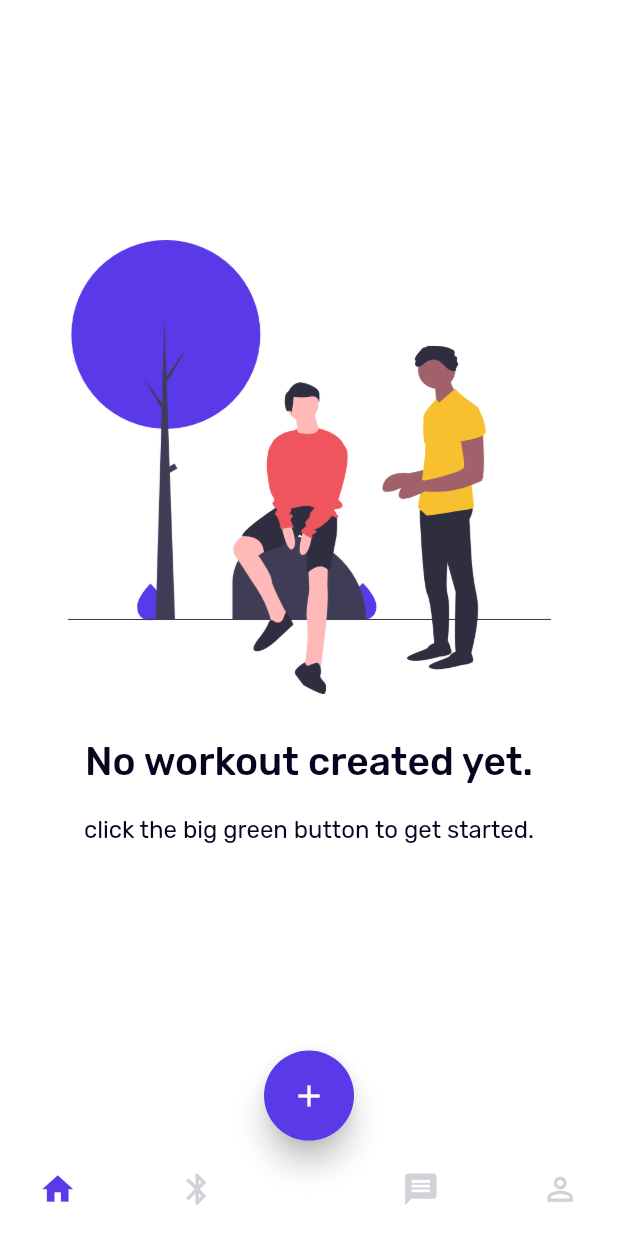
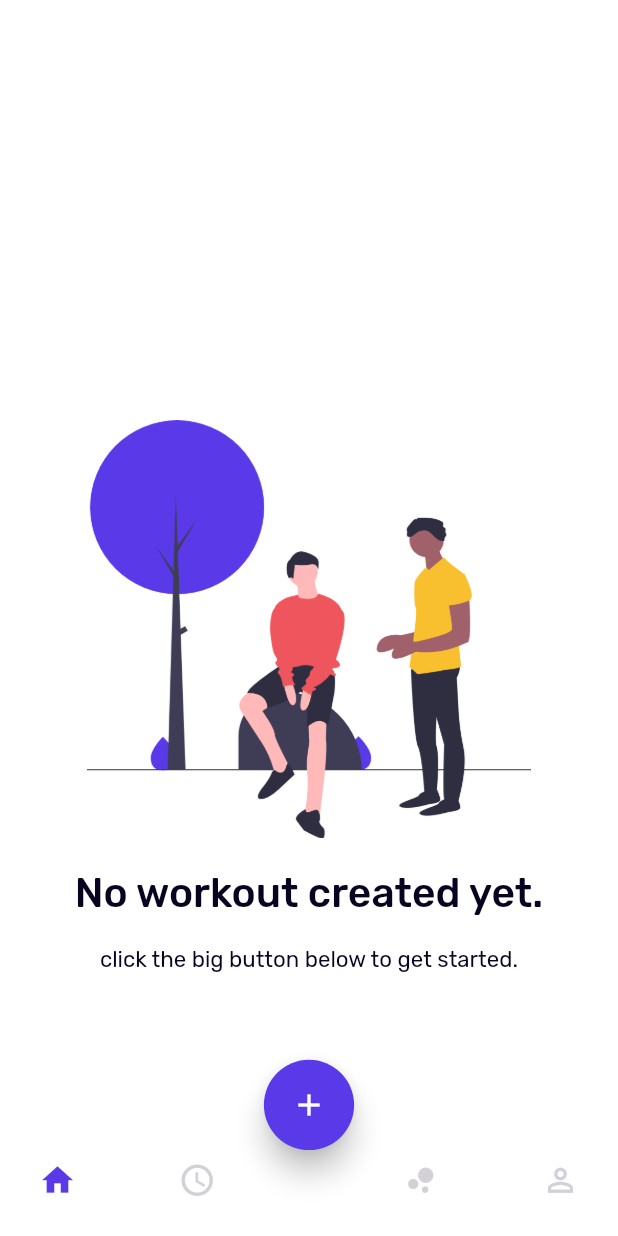
Before and after one commit to thomaskrabichler/fitmio, a Flutter app: the screen it shows after launch, on a phone screen of 412 x 824 dp. Run offline on Flutter 3.47's test engine with Material 2 defaults, Android fonts, the phone set to English and light mode, and no system bars; our stand-ins replace google_fonts.

Commit message:
responsive - update next time

```diff
--- a/lib/screens/home.dart
+++ b/lib/screens/home.dart
@@ -1,3 +1,4 @@
+import 'package:fitmio/configs/hex_color.dart';
 import 'package:fitmio/screens/new_workout.dart';
 import 'package:fitmio/widgets/no_workout_created.dart';
 import 'package:flutter/material.dart';
@@ -11,6 +12,10 @@ class Home extends StatefulWidget {
 class _HomeState extends State<Home> {
   @override
   Widget build(BuildContext context) {
+    var screenWidth = MediaQuery.of(context).size.width;
+    var screenHeight = MediaQuery.of(context).size.height;
+    var textSize = MediaQuery.of(context).size.height;
+
     return LayoutBuilder(builder: (context, constraints) {
       return OrientationBuilder(builder: (context, orientation) {
         return MaterialApp(
@@ -29,17 +34,14 @@ class _HomeState extends State<Home> {
                 ],
               ),
               bottomNavigationBar: Container(
-                height: 60,
+                height: screenHeight * 0.087,
                 child: new TabBar(
                   tabs: [
                     Container(
-                      margin: EdgeInsets.only(left: 10),
+                      margin: EdgeInsets.only(left: screenWidth * 0.024),
                       alignment: Alignment.centerLeft,
                       child: Tab(
-                        icon: new Icon(
-                          Icons.home,
-                          size: 25,
-                        ),
+                        icon: new Icon(Icons.home, size: 25),
                       ),
                     ),
                     Container(
@@ -47,7 +49,7 @@ class _HomeState extends State<Home> {
                       alignment: Alignment.centerLeft,
                       child: Tab(
                         icon: new Icon(
-                          Icons.bluetooth,
+                          Icons.schedule,
                           size: 25,
                         ),
                       ),
@@ -56,14 +58,14 @@ class _HomeState extends State<Home> {
                       alignment: Alignment.centerRight,
                       child: Tab(
                         icon: new Icon(
-                          Icons.message,
+                          Icons.bubble_chart,
                           size: 25,
                         ),
                       ),
                     ),
                     Container(
                       alignment: Alignment.centerRight,
-                      margin: EdgeInsets.only(right: 10),
+                      margin: EdgeInsets.only(right: 0.024 * screenWidth),
                       child: Tab(
                         icon: new Icon(
                           Icons.person_outline,
@@ -75,15 +77,16 @@ class _HomeState extends State<Home> {
                   labelColor: Color.fromRGBO(90, 57, 232, 1),
                   unselectedLabelColor: Color.fromRGBO(211, 208, 216, 1),
                   indicatorSize: TabBarIndicatorSize.label,
-                  indicatorPadding: EdgeInsets.all(5.0),
+                  // indicatorPadding: EdgeInsets.all(5.0),
                   indicatorColor: Colors.transparent,
                 ),
               ),
               backgroundColor: Colors.white,
               floatingActionButton: Container(
-                height: 60,
-                width: 60,
-                margin: EdgeInsets.only(top: MediaQuery.of(context).size.height * 0.85),
+                height: 0.088 * screenHeight,
+                width: 0.146 * screenWidth,
+                margin: EdgeInsets.only(
+                    top: MediaQuery.of(context).size.height * 0.85),
                 child: FloatingActionButton(
                   onPressed: () {},
                   elevation: 8,
@@ -103,15 +106,3 @@ class _HomeState extends State<Home> {
     });
   }
 }
-
-class HexColor extends Color {
-  HexColor(final String hexColor) : super(_getColorFromHex(hexColor));
-
-  static int _getColorFromHex(String hexColor) {
-    hexColor = hexColor.toUpperCase().replaceAll('#', '');
-    if (hexColor.length == 6) {
-      hexColor = 'FF' + hexColor;
-    }
-    return int.parse(hexColor, radix: 16);
-  }
-}
--- a/lib/widgets/no_workout_created.dart
+++ b/lib/widgets/no_workout_created.dart
@@ -1,26 +1,36 @@
 import 'package:flutter/material.dart';
 import 'package:google_fonts/google_fonts.dart';
+import '../configs/size_config.dart';
 
 class NoWorkout extends StatelessWidget {
   @override
   Widget build(BuildContext context) {
+    var screenWidth = MediaQuery.of(context).size.width;
+    var screenHeight = MediaQuery.of(context).size.height;
+    var textSize = MediaQuery.of(context).size.height;
+
+
+
+
+
     return Column(
       children: [
         Container(
-         // color: Colors.blue,
-          margin: EdgeInsets.only(top: 160, left: 45, right: 45),
+          margin: EdgeInsets.only(
+              top: screenHeight * 0.34,
+              left: screenWidth * 0.14,
+              right: screenWidth * 0.14),
           child: Image(
             image: AssetImage('assets/images/back3.png'),
           ),
         ),
         Container(
-          //color: Colors.orange,
-          margin: EdgeInsets.only(top: 30),
+          margin: EdgeInsets.only(top: screenHeight * 0.025),
           child: Text(
             'No workout created yet.',
             style: GoogleFonts.rubik(
               textStyle: TextStyle(
-                fontSize: 26,
+                fontSize: textSize * 0.033,
                 fontWeight: FontWeight.w500,
                 color: Color.fromRGBO(7, 4, 32, 1),
               ),
@@ -28,37 +38,17 @@ class NoWorkout extends StatelessWidget {
           ),
         ),
         Container(
-          //color:Colors.green,
-          margin: EdgeInsets.only(top: 20),
+          margin: EdgeInsets.only(top: screenHeight * 0.023),
           child: Text(
-            'click the big green button to get started.',
+            'click the big button below to get started.',
             style: GoogleFonts.rubik(
               textStyle: TextStyle(
-                fontSize: 16,
+                fontSize: textSize * 0.018,
                 color: Color.fromRGBO(7, 4, 32, 1),
               ),
             ),
           ),
         ),
-        // Container(
-        //  // color: Colors.red,
-        //   width: 260,
-        //   height: 60,
-        //   margin: EdgeInsets.only(top: 80),
-        //   child: RaisedButton(
-        //     onPressed: () {},
-        //     shape: RoundedRectangleBorder(
-        //       borderRadius: BorderRadius.circular(28.0),
-        //     ),
-        //     child: Text(
-        //       'New workout routine',
-        //       style: GoogleFonts.rubik(
-        //         textStyle: TextStyle(fontSize: 20, color: Colors.white),
-        //       ),
-        //     ),
-        //     color: Color.fromRGBO(10, 227, 180, 1),
-        //   ),
-        // ),
       ],
     );
   }
```
